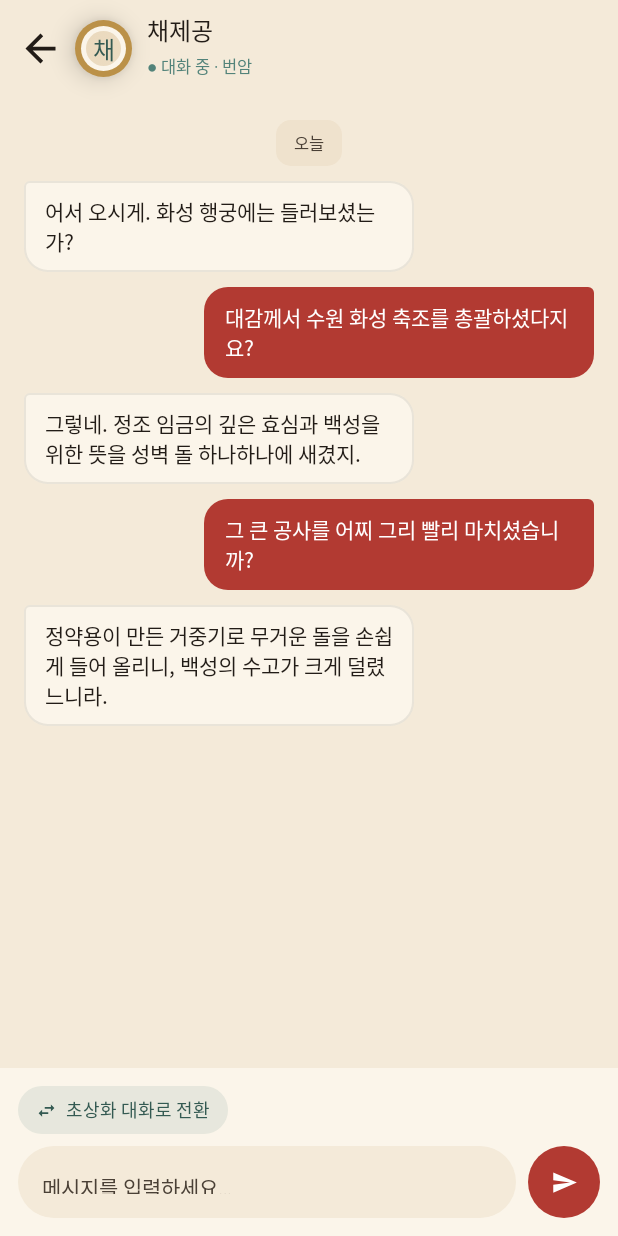
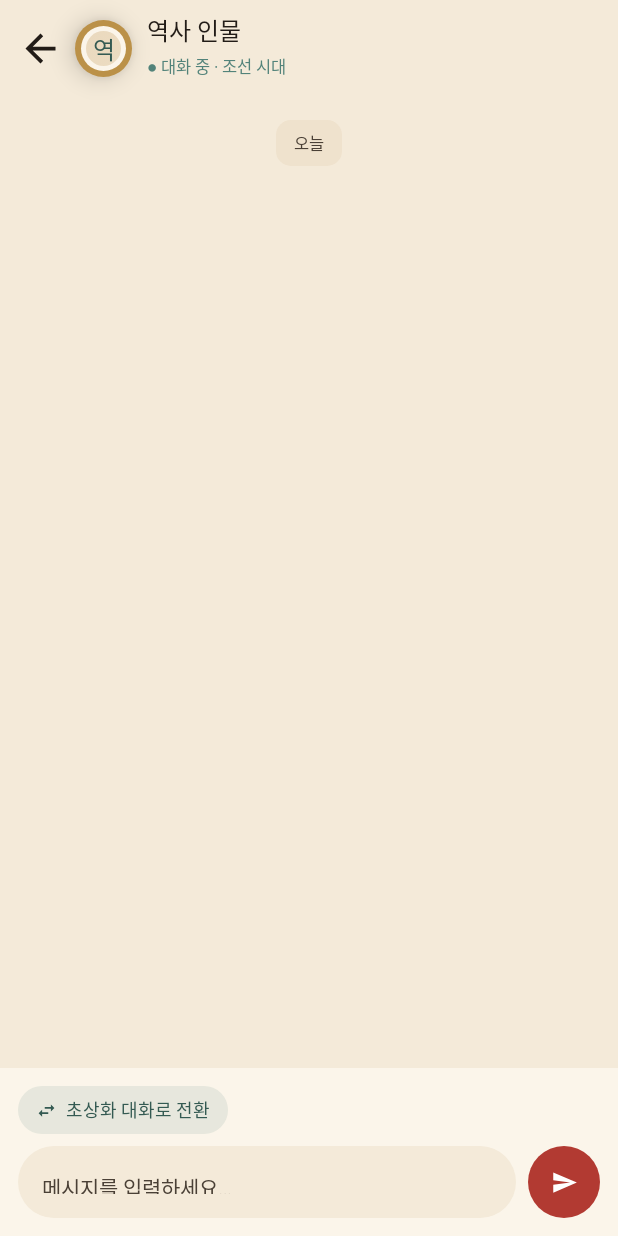
Before and after one commit to Hanbyeol5/historydam, an Android app built with Jetpack Compose: the composable ChatRoute called with empty values, on a phone screen of 412 x 824 dp. Run offline under Robolectric (Android 15) with nearby library versions, the light colour scheme and no system bars; our stand-ins replace Dagger/Hilt's generated code; pictures from the network do not load; Roboto replaces fonts that are not available here; 2 statements that could not run were skipped.

Commit message:
feat: Q&A 인물 선택 목록 화면 추가 및 내비게이션 연결

```diff
--- a/core/data/src/main/kotlin/com/samdori93/yeoksadam/core/data/di/DataModule.kt
+++ b/core/data/src/main/kotlin/com/samdori93/yeoksadam/core/data/di/DataModule.kt
@@ -5,8 +5,10 @@ import com.google.android.gms.location.FusedLocationProviderClient
 import com.google.android.gms.location.LocationServices
 import com.samdori93.yeoksadam.core.common.dispatcher.DefaultDispatcherProvider
 import com.samdori93.yeoksadam.core.common.dispatcher.DispatcherProvider
+import com.samdori93.yeoksadam.core.data.repository.ChatRepositoryImpl
 import com.samdori93.yeoksadam.core.data.repository.FigureRepositoryImpl
 import com.samdori93.yeoksadam.core.data.repository.LocationRepositoryImpl
+import com.samdori93.yeoksadam.core.domain.repository.ChatRepository
 import com.samdori93.yeoksadam.core.domain.repository.FigureRepository
 import com.samdori93.yeoksadam.core.domain.repository.LocationRepository
 import dagger.Binds
@@ -20,6 +22,10 @@ import javax.inject.Singleton
 @Module
 @InstallIn(SingletonComponent::class)
 abstract class DataModule {
+
+    @Binds
+    @Singleton
+    abstract fun bindChatRepository(impl: ChatRepositoryImpl): ChatRepository
 
     @Binds
     @Singleton
--- /dev/null
+++ b/core/domain/src/main/kotlin/com/samdori93/yeoksadam/core/domain/repository/ChatRepository.kt
@@ -0,0 +1,16 @@
+package com.samdori93.yeoksadam.core.domain.repository
+
+import com.samdori93.yeoksadam.core.domain.model.ChatMessage
+import kotlinx.coroutines.flow.Flow
+
+interface ChatRepository {
+    /**
+     * 특정 인물에게 메시지를 보내고 RAG 근거가 포함된 AI 답변 스트림을 받습니다.
+     */
+    fun sendMessage(figureId: String, message: String): Flow<ChatMessage>
+
+    /**
+     * 특정 인물과의 기존 대화 내역을 불러옵니다.
+     */
+    fun getChatHistory(figureId: String): Flow<List<ChatMessage>>
+}
--- a/core/ui/src/main/kotlin/com/samdori93/yeoksadam/core/ui/sample/SampleData.kt
+++ b/core/ui/src/main/kotlin/com/samdori93/yeoksadam/core/ui/sample/SampleData.kt
@@ -16,18 +16,38 @@ data class SampleFigure(
 
 object SampleData {
 
+    val sejong = SampleFigure("fig_sejong", "세종대왕", "조선 제4대 국왕", "경복궁", "1.2km", discovered = true)
     val chae = SampleFigure("fig_chae", "채제공", "번암", "수원화성", "30m", discovered = true)
+    val jeongjo = SampleFigure("fig_jeongjo", "정조", "조선 제22대 국왕", "창덕궁", "1.8km", discovered = true)
 
     val figures: List<SampleFigure> = listOf(
+        sejong,
+        chae,
+        jeongjo,
+        SampleFigure("fig_gojong", "고종", "조선 제26대 국왕", "덕수궁", "900m", discovered = true),
+        SampleFigure("fig_sinsaimdang", "신사임당", "화가 · 시인", "종묘", "2.1km", discovered = true),
         SampleFigure("fig_kang", "강세황", "표암 · 문인화가", "—", "미발견"),
         SampleFigure("fig_kim", "김홍도", "단원 · 화가", "—", "미발견"),
         SampleFigure("fig_yoon", "윤두서", "공재 · 자화상", "—", "미발견"),
         SampleFigure("fig_jeongyy", "정약용", "다산초당 · 실학자", "강진", "미발견"),
-        chae,
     )
 
-    fun figure(id: String): SampleFigure =
-        figures.firstOrNull { it.id == id } ?: chae
+    /**
+     * figureId가 "fig_sejong" 또는 "sejong"으로 전달되더라도 인물을 유연하게 찾습니다.
+     * 목록에 없는 새 인물이 들어올 경우 기본 프로필 객체를 생성해 전달합니다.
+     */
+    fun figure(id: String): SampleFigure {
+        val cleanId = id.removePrefix("fig_")
+        return figures.firstOrNull {
+            it.id == id || it.id.removePrefix("fig_") == cleanId
+        } ?: SampleFigure(
+            id = id,
+            name = if (cleanId == "sejong") "세종대왕" else "역사 인물",
+            title = "조선 시대",
+            site = "—",
+            distanceLabel = "—"
+        )
+    }
 
     /** 챗봇 샘플 대화 (목업 5번). true=인물(them), false=나(me). */
     val chatTranscript: List<Pair<Boolean, String>> = listOf(
--- a/feature/chat/src/main/kotlin/com/samdori93/yeoksadam/feature/chat/viewmodel/ChatViewModel.kt
+++ b/feature/chat/src/main/kotlin/com/samdori93/yeoksadam/feature/chat/viewmodel/ChatViewModel.kt
@@ -1,10 +1,14 @@
 package com.samdori93.yeoksadam.feature.chat.viewmodel
 
+import androidx.lifecycle.SavedStateHandle
 import androidx.lifecycle.ViewModel
 import androidx.lifecycle.viewModelScope
-import com.samdori93.yeoksadam.core.ui.sample.SampleData
+import androidx.navigation.toRoute
+import com.samdori93.yeoksadam.core.domain.model.ChatMessage
+import com.samdori93.yeoksadam.core.domain.model.Role
+import com.samdori93.yeoksadam.core.domain.repository.ChatRepository
+import com.samdori93.yeoksadam.feature.chat.navigation.Chat
 import dagger.hilt.android.lifecycle.HiltViewModel
-import kotlinx.coroutines.delay
 import kotlinx.coroutines.flow.MutableStateFlow
 import kotlinx.coroutines.flow.StateFlow
 import kotlinx.coroutines.flow.asStateFlow
@@ -12,24 +16,27 @@ import kotlinx.coroutines.flow.update
 import kotlinx.coroutines.launch
 import javax.inject.Inject
 
-data class ChatLine(val mine: Boolean, val text: String)
-
 data class ChatUiState(
-    val messages: List<ChatLine> = emptyList(),
+    val messages: List<ChatMessage> = emptyList(),
     val input: String = "",
     val responding: Boolean = false,
 )
 
 /**
- * 챗봇 대화 상태. 현재는 로컬 페르소나 응답(canned)으로 동작하며,
- * 추후 POST /v1/chat/stream(SSE) 으로 교체한다(CLAUDE.md §8).
+ * 챗봇 대화 상태.
+ * core:domain의 ChatRepository를 통해 AI 서버 및 RAG 응답을 수신합니다.
  */
 @HiltViewModel
-class ChatViewModel @Inject constructor() : ViewModel() {
+class ChatViewModel @Inject constructor(
+    savedStateHandle: SavedStateHandle,
+    private val chatRepository: ChatRepository,
+) : ViewModel() {
 
-    private val _uiState = MutableStateFlow(
-        ChatUiState(messages = SampleData.chatTranscript.map { ChatLine(mine = !it.first, text = it.second) }),
-    )
+    // Navigation을 통해 들어온 현재 인물의 figureId 자동 추출
+    private val chatArgs = savedStateHandle.toRoute<Chat>()
+    val figureId: String = chatArgs.figureId
+
+    private val _uiState = MutableStateFlow(ChatUiState())
     val uiState: StateFlow<ChatUiState> = _uiState.asStateFlow()
 
     fun onInputChange(text: String) {
@@ -39,36 +46,31 @@ class ChatViewModel @Inject constructor() : ViewModel() {
     fun onSend() {
         val text = _uiState.value.input.trim()
         if (text.isEmpty() || _uiState.value.responding) return
+
+        // 1. 사용자가 입력한 메시지를 화면 목록에 추가
+        val userMessage = ChatMessage(
+            role = Role.USER,
+            text = text
+        )
+
         _uiState.update {
-            it.copy(messages = it.messages + ChatLine(mine = true, text = text), input = "", responding = true)
+            it.copy(
+                messages = it.messages + userMessage,
+                input = "",
+                responding = true
+            )
         }
+
+        // 2. 현재 방의 figureId를 이용해 Repository에 메시지 전송
         viewModelScope.launch {
-            delay(RESPONSE_DELAY_MS)
-            _uiState.update {
-                it.copy(messages = it.messages + ChatLine(mine = false, text = personaReply(text)), responding = false)
+            chatRepository.sendMessage(figureId, text).collect { aiResponse ->
+                _uiState.update { state ->
+                    state.copy(
+                        messages = state.messages + aiResponse,
+                        responding = false
+                    )
+                }
             }
         }
     }
-
-    private fun personaReply(userText: String): String {
-        // 간이 페르소나 응답 — 추후 RAG 응답으로 교체
-        val keyword = REPLIES.keys.firstOrNull { userText.contains(it) }
-        return REPLIES[keyword] ?: GENERIC.random()
-    }
-
-    private companion object {
-        const val RESPONSE_DELAY_MS = 700L
-
-        val REPLIES = mapOf(
-            "화성" to "수원 화성은 정조 임금의 효심과 백성을 향한 뜻이 깃든 성곽일세. 거중기로 백성의 수고를 크게 덜었지.",
-            "정조" to "정조 임금이야말로 학문과 애민을 겸비한 군주셨네. 나 또한 그분의 뜻을 받들었을 뿐이네.",
-            "정약용" to "다산은 영민하기 그지없었지. 거중기를 고안해 큰 공사를 손쉽게 마쳤느니라.",
-            "백성" to "정치의 근본은 백성을 편안케 하는 데 있네. 곤궁을 내 일처럼 여겨야 하느니라.",
-        )
-        val GENERIC = listOf(
-            "허허, 흥미로운 물음이로구나. 좀 더 자세히 들려주겠는가?",
-            "그 일이라면 내 경험을 빌려 말해줄 수 있겠네.",
-            "역사를 돌이켜 보면 그 답이 보일 것이야.",
-        )
-    }
 }
```
Also changed, not shown: app/src/main/kotlin/com/samdori93/yeoksadam/navigation/YeoksadamNavHost.kt (+16 -4 lines), core/data/src/main/kotlin/com/samdori93/yeoksadam/core/data/repository/ChatRepositoryImpl.kt (added, +52 -0 lines), core/network/src/main/kotlin/com/samdori93/yeoksadam/core/network/api/YeoksadamApi.kt (+10 -0 lines), core/network/src/main/kotlin/com/samdori93/yeoksadam/core/network/dto/ChatDto.kt (added, +23 -0 lines), feature/chat/src/main/kotlin/com/samdori93/yeoksadam/feature/chat/navigation/ChatNavigation.kt (+20 -0 lines), feature/chat/src/main/kotlin/com/samdori93/yeoksadam/feature/chat/ui/ChatListScreen.kt (added, +115 -0 lines), feature/chat/src/main/kotlin/com/samdori93/yeoksadam/feature/chat/ui/ChatScreen.kt (+46 -15 lines).
